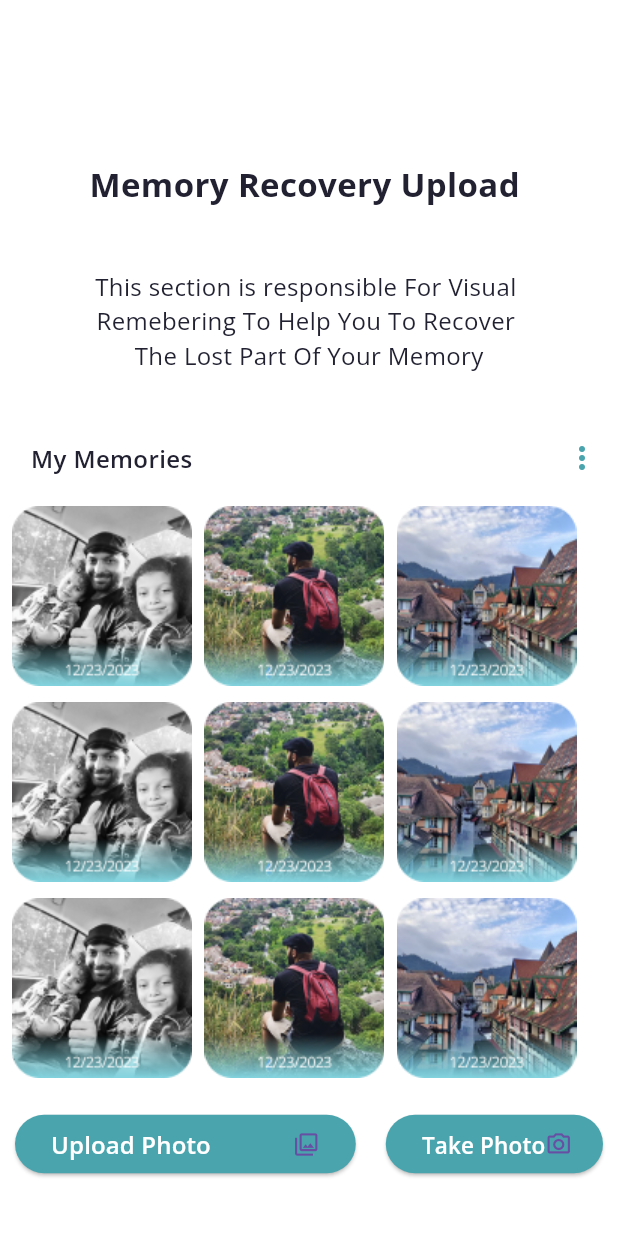
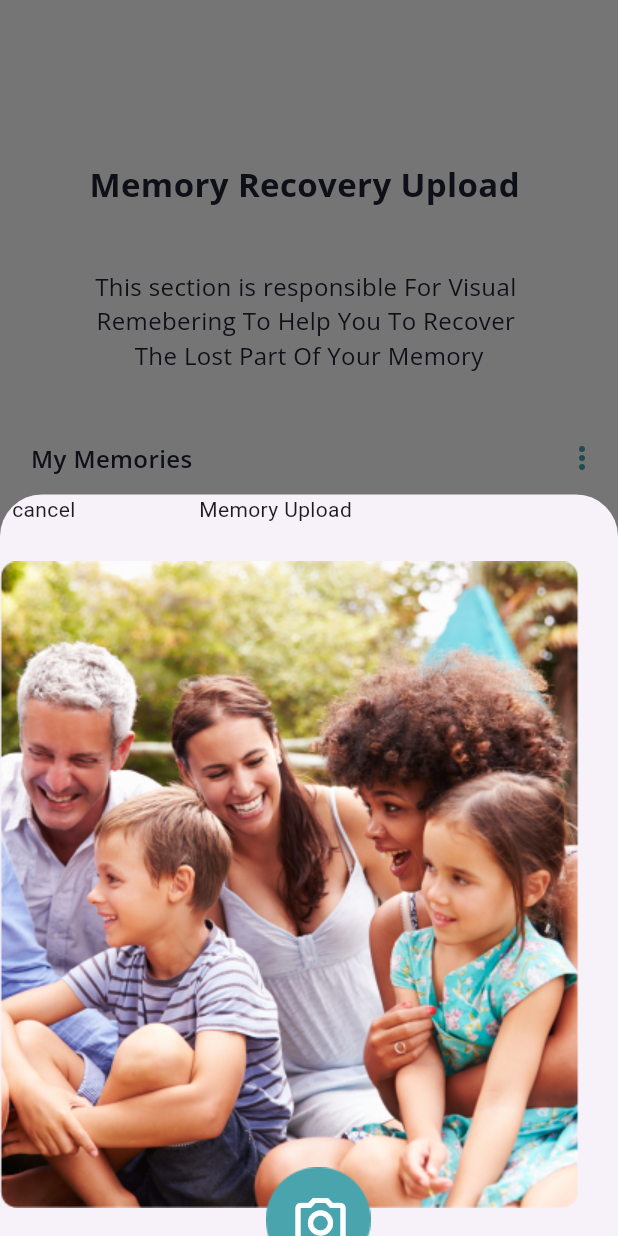
Before and after one commit to Mohamed-lalah/rafik, a Flutter app: the screen it shows after launch, after a tap on "Upload Photo", on a phone screen of 412 x 824 dp. Run offline on Flutter 3.47's test engine with Material 3 defaults, Android fonts, the phone set to English and light mode, and no system bars; our stand-ins replace google_fonts.

Commit message:
Upload camera sheet design finished

```diff
--- a/lib/ui/screens/memory_screen.dart
+++ b/lib/ui/screens/memory_screen.dart
@@ -1,13 +1,20 @@
 import 'package:flutter/cupertino.dart';
 import 'package:flutter/material.dart';
+import 'package:rafik/ui/screens/upload_photo.dart';
 
 import '../utlities/app_colors.dart';
 import '../utlities/app_theme.dart';
 import '../widgets/memories_widget.dart';
 
-class MemoryScreen extends StatelessWidget {
+class MemoryScreen extends StatefulWidget {
   const MemoryScreen({super.key});
   static const String routeName = "MemoryScreen";
+
+  @override
+  State<MemoryScreen> createState() => _MemoryScreenState();
+}
+
+class _MemoryScreenState extends State<MemoryScreen> {
   @override
   Widget build(BuildContext context) {
     double width = MediaQuery.of(context).size.width;
@@ -111,7 +118,15 @@ class MemoryScreen extends StatelessWidget {
                           backgroundColor:
                           MaterialStateProperty.all<Color>(AppColors.login_Button_Color),
                         ),
-                        onPressed: (){},
+                        onPressed: (){
+                          showModalBottomSheet(context: context,
+                              isScrollControlled: true,
+                              builder: (_) => Padding(
+                                padding: MediaQuery.of(context).viewInsets,
+                                child:UploadPhoto(),
+                              ));
+
+                        },
                         child:Row(
                           children: [
                             Text("Upload Photo",style: AppTheme.memory_Sub_TitleStyle
@@ -163,4 +178,5 @@ class MemoryScreen extends StatelessWidget {
 
     );
   }
+
 }
--- /dev/null
+++ b/lib/ui/screens/upload_photo.dart
@@ -0,0 +1,56 @@
+import 'package:flutter/cupertino.dart';
+import 'package:flutter/material.dart';
+import 'package:rafik/ui/utlities/app_colors.dart';
+
+class UploadPhoto extends StatelessWidget {
+  const UploadPhoto({super.key});
+
+  @override
+  Widget build(BuildContext context) {
+    double width = MediaQuery.of(context).size.width;
+    double height = MediaQuery.of(context).size.height;
+    return Container(
+      height:height*0.6,
+      child: SingleChildScrollView(
+        child: Column(
+          crossAxisAlignment: CrossAxisAlignment.stretch,
+          children: [
+             Row(
+              mainAxisAlignment: MainAxisAlignment.spaceBetween,
+              children: [
+                Padding(
+                  padding: const EdgeInsets.only(left: 8.0),
+                  child: Text("cancel"),
+                ),
+                SizedBox(width: width*0.2,),
+                Text("Memory Upload "),
+                Spacer(),
+
+              ],
+            ),
+            SizedBox(height: height*0.03,),
+            Stack(
+              children: [
+                Image.asset("assets/images/Rectangle 1x.png"),
+                Stack(
+                  children: [
+                    Padding(
+                      padding:  EdgeInsets.only(top: height*0.49,left: width*0.43,),
+                      child: Image.asset("assets/images/Ellipse 1x.png"),
+                    ),
+                    Padding(
+                      padding:  EdgeInsets.only(top: height*0.511,left: width*0.47,),
+                      child: Icon(Icons.camera_alt_outlined,size: 40,
+                      color: AppColors.white,),
+                    )
+                  ],
+                )
+              ],
+            )
+
+          ],
+        ),
+      ),
+    );
+  }
+}
```
Also changed, not shown: assets/images/2X/Ellipse 2x.png (added), assets/images/2X/Vector 2x.png (added), assets/images/2X/rectangle 2x.png (added), assets/images/3X/Ellipse 3x.png (added), assets/images/3X/Rectangle 3x.png (added), assets/images/3X/Vector 3x.png (added), assets/images/Ellipse 1x.png (added), assets/images/Rectangle 1x.png (added), assets/images/Vector 1x.png (added).
